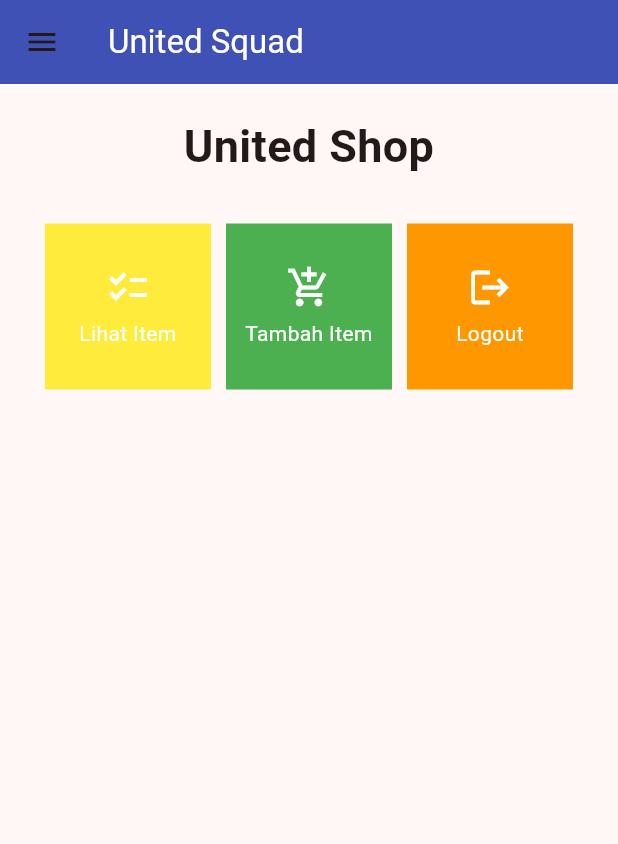
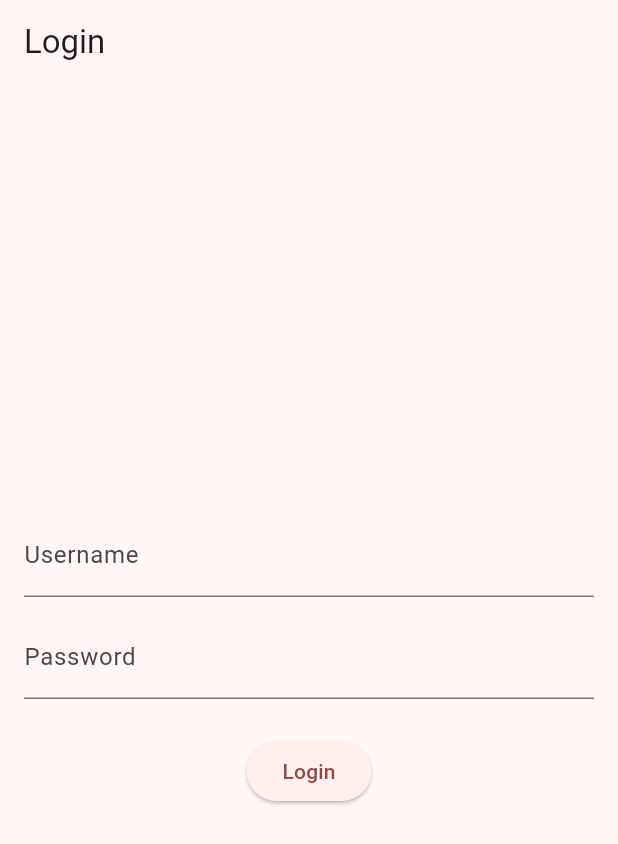
Before and after one commit to sakhuy/united-shop-mobile, a Flutter app: the screen it shows after launch, on a phone screen of 412 x 824 dp. Shown: the top 844 px of the screen. Run offline on Flutter 3.47's test engine with Material 2 defaults, Android fonts, the light colour scheme and no system bars; missing offline and left inert: pbp_django_auth.

Commit message:
setengah menyelesaikan tugas 9

```diff
--- a/lib/main.dart
+++ b/lib/main.dart
@@ -1,38 +1,29 @@
 import 'package:flutter/material.dart';
-import 'package:united_squad/screens/menu.dart';
+import 'package:united_squad/screens/login.dart';
+import 'package:pbp_django_auth/pbp_django_auth.dart';
+import 'package:provider/provider.dart';
 
 void main() {
   runApp(const MyApp());
 }
 
 class MyApp extends StatelessWidget {
-  const MyApp({super.key});
+    const MyApp({Key? key}) : super(key: key);
 
-  // This widget is the root of your application.
     @override
     Widget build(BuildContext context) {
-    return MaterialApp(
+        return Provider(
+            create: (_) {
+                CookieRequest request = CookieRequest();
+                return request;
+            },
+            child: MaterialApp(
                 title: 'Flutter Demo',
                 theme: ThemeData(
-        // This is the theme of your application.
-        //
-        // TRY THIS: Try running your application with "flutter run". You'll see
-        // the application has a blue toolbar. Then, without quitting the app,
-        // try changing the seedColor in the colorScheme below to Colors.green
-        // and then invoke "hot reload" (save your changes or press the "hot
-        // reload" button in a Flutter-supported IDE, or press "r" if you used
-        // the command line to start the app).
-        //
-        // Notice that the counter didn't reset back to zero; the application
-        // state is not lost during the reload. To reset the state, use hot
-        // restart instead.
-        //
-        // This works for code too, not just values: Most code changes can be
-        // tested with just a hot reload.
-        colorScheme: ColorScheme.fromSeed(seedColor: Color.fromARGB(255, 241, 5, 5)),
+                    colorScheme: ColorScheme.fromSeed(seedColor: Colors.red),
                     useMaterial3: true,
                 ),
-      home: MyHomePage(),
+                home: LoginPage()),
             );
     }
 }
--- /dev/null
+++ b/lib/screens/login.dart
@@ -0,0 +1,114 @@
+import 'package:united_squad/screens/menu.dart';
+import 'package:flutter/material.dart';
+import 'package:pbp_django_auth/pbp_django_auth.dart';
+import 'package:provider/provider.dart';
+
+void main() {
+    runApp(const LoginApp());
+}
+
+class LoginApp extends StatelessWidget {
+const LoginApp({super.key});
+
+@override
+Widget build(BuildContext context) {
+    return MaterialApp(
+        title: 'Login',
+        theme: ThemeData(
+            primarySwatch: Colors.blue,
+    ),
+    home: const LoginPage(),
+    );
+    }
+}
+
+class LoginPage extends StatefulWidget {
+    const LoginPage({super.key});
+
+    @override
+    _LoginPageState createState() => _LoginPageState();
+}
+
+class _LoginPageState extends State<LoginPage> {
+    final TextEditingController _usernameController = TextEditingController();
+    final TextEditingController _passwordController = TextEditingController();
+
+    @override
+    Widget build(BuildContext context) {
+        final request = context.watch<CookieRequest>();
+        return Scaffold(
+            appBar: AppBar(
+                title: const Text('Login'),
+            ),
+            body: Container(
+                padding: const EdgeInsets.all(16.0),
+                child: Column(
+                    mainAxisAlignment: MainAxisAlignment.center,
+                    children: [
+                        TextField(
+                            controller: _usernameController,
+                            decoration: const InputDecoration(
+                                labelText: 'Username',
+                            ),
+                        ),
+                        const SizedBox(height: 12.0),
+                        TextField(
+                            controller: _passwordController,
+                            decoration: const InputDecoration(
+                                labelText: 'Password',
+                            ),
+                            obscureText: true,
+                        ),
+                        const SizedBox(height: 24.0),
+                        ElevatedButton(
+                            onPressed: () async {
+                                String username = _usernameController.text;
+                                String password = _passwordController.text;
+
+                                // Cek kredensial
+                                // TODO: Ganti URL dan jangan lupa tambahkan trailing slash (/) di akhir URL!
+                                // Untuk menyambungkan Android emulator dengan Django pada localhost,
+                                // gunakan URL http://10.0.2.2/
+                                final response = await request.login("http://<APP_URL_KAMU>/auth/login/", {
+                                'username': username,
+                                'password': password,
+                                });
+
+                                if (request.loggedIn) {
+                                    String message = response['message'];
+                                    String uname = response['username'];
+                                    Navigator.pushReplacement(
+                                        context,
+                                        MaterialPageRoute(builder: (context) => MyHomePage()),
+                                    );
+                                    ScaffoldMessenger.of(context)
+                                        ..hideCurrentSnackBar()
+                                        ..showSnackBar(
+                                            SnackBar(content: Text("$message Selamat datang, $uname.")));
+                                    } else {
+                                    showDialog(
+                                        context: context,
+                                        builder: (context) => AlertDialog(
+                                            title: const Text('Login Gagal'),
+                                            content:
+                                                Text(response['message']),
+                                            actions: [
+                                                TextButton(
+                                                    child: const Text('OK'),
+                                                    onPressed: () {
+                                                        Navigator.pop(context);
+                                                    },
+                                                ),
+                                            ],
+                                        ),
+                                    );
+                                }
+                            },
+                            child: const Text('Login'),
+                        ),
+                    ],
+                ),
+            ),
+        );
+    }
+}
--- a/pubspec.yaml
+++ b/pubspec.yaml
@@ -35,6 +35,9 @@
   # The following adds the Cupertino Icons font to your application.
   # Use with the CupertinoIcons class for iOS style icons.
   cupertino_icons: ^1.0.2
+  provider: ^6.1.1
+  pbp_django_auth: ^0.4.0
+  http: ^1.1.0
 
 dev_dependencies:
   flutter_test:
```
Also changed, not shown: lib/models/product.dart (added, +65 -0 lines), lib/screens/list_product.dart (added, +91 -0 lines), lib/screens/shoplist_form.dart (+36 -38 lines), lib/widgets/left_drawer.dart (+12 -0 lines), lib/widgets/shop_card.dart (+30 -1 lines), pubspec.lock, 3 other files. Lines whose indentation alone changed are shown as unchanged.
